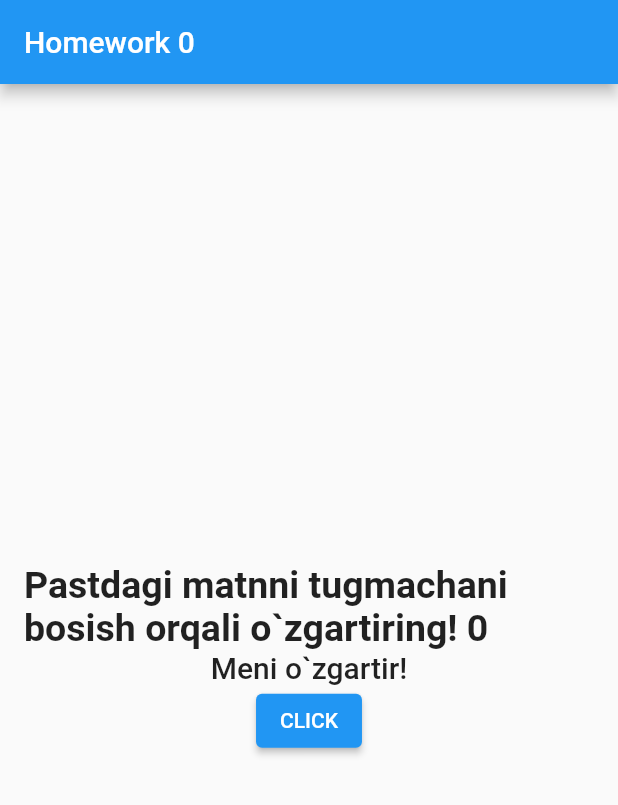
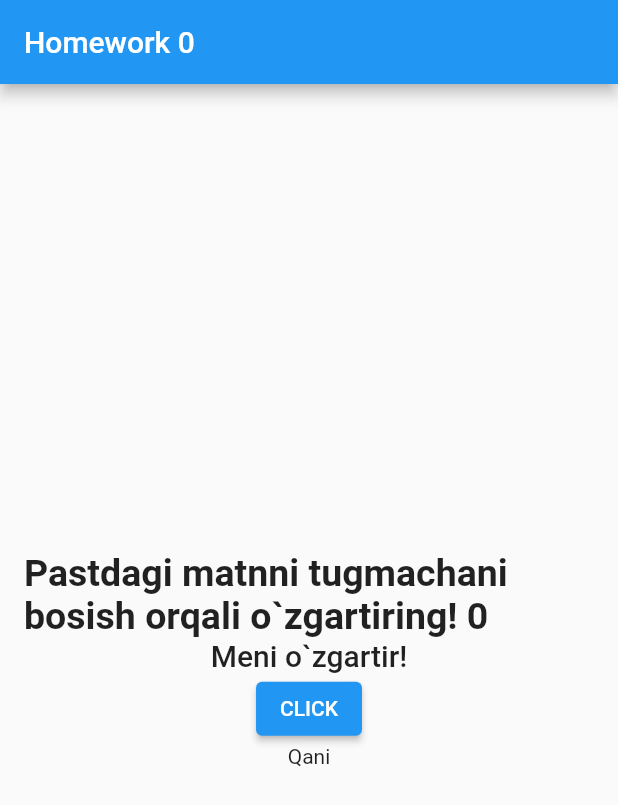
Before and after one commit to samuraixan/first_homework_flutter, a Flutter app: the screen it shows after launch, on a phone screen of 412 x 824 dp. Shown: the top 805 px of the screen. Run offline on Flutter 3.47's test engine with Material 2 defaults, Android fonts, the phone set to English and light mode, and no system bars.

Commit message:
Bitta tekst qoshildi

```diff
--- a/lib/main.dart
+++ b/lib/main.dart
@@ -119,6 +119,7 @@ class HomeworkState extends State<Homework> {
                 onPressed: changeText,
                 child: const Text("CLICK"),
               ),
+              const Text('Qani')
             ],
           ),
         ));
```
